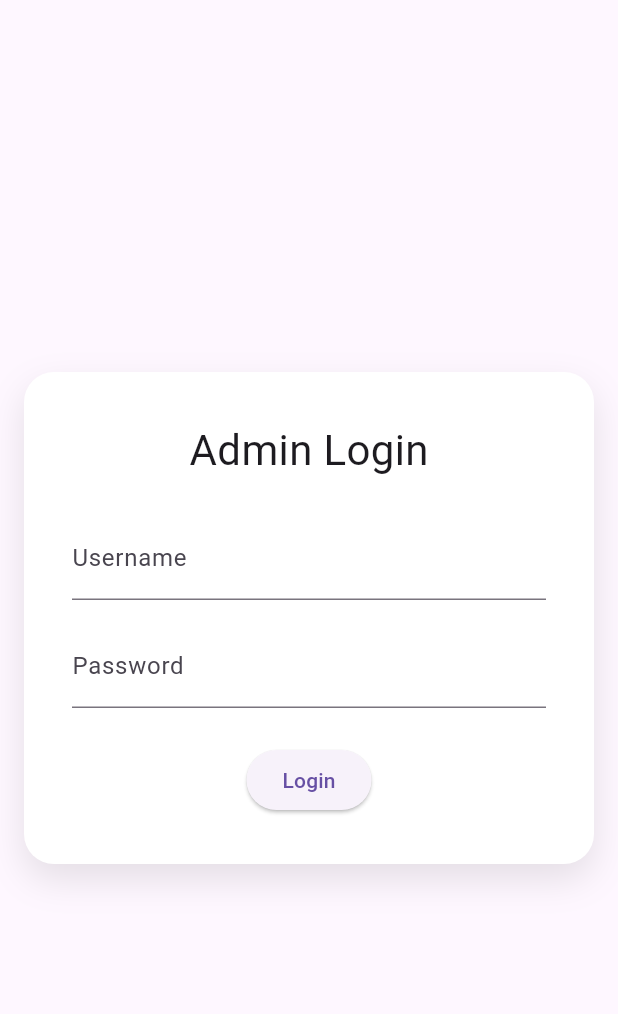
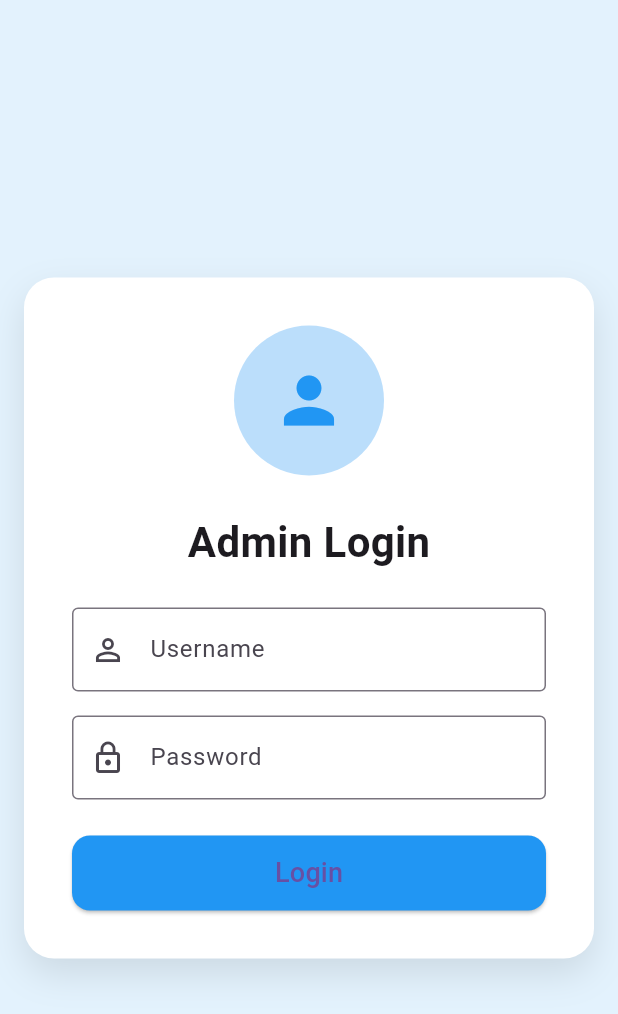
Before and after one commit to Cry2k5/mid-term-23itb002-frontend, a Flutter app: the screen it shows after launch, on a phone screen of 412 x 824 dp. Shown: the top 1014 px of the screen. Run offline on Flutter 3.47's test engine with Material 3 defaults, Android fonts, the phone set to English and light mode, and no system bars; our stand-ins replace dio, image_picker.

Commit message:
mid-term-23itb002-fix-bug

```diff
--- a/lib/screens/login_screen.dart
+++ b/lib/screens/login_screen.dart
@@ -33,7 +33,6 @@ class _LoginScreenState extends State<LoginScreen> {
       );
 
       if (response.statusCode == 200) {
-        // token backend gửi trong response.data
         final token = response.data['token'] as String?;
         if (token == null) throw Exception('Token is null');
 
@@ -66,6 +65,7 @@ class _LoginScreenState extends State<LoginScreen> {
   @override
   Widget build(BuildContext context) {
     return Scaffold(
+      backgroundColor: Colors.blue.shade50,
       body: Center(
         child: SingleChildScrollView(
           padding: const EdgeInsets.all(16),
@@ -75,21 +75,63 @@ class _LoginScreenState extends State<LoginScreen> {
             decoration: BoxDecoration(
               color: Colors.white,
               borderRadius: BorderRadius.circular(20),
-              boxShadow: [BoxShadow(color: Colors.black.withOpacity(0.1), blurRadius: 20, offset: const Offset(0, 10))],
+              boxShadow: [
+                BoxShadow(
+                  color: Colors.black.withOpacity(0.1),
+                  blurRadius: 20,
+                  offset: const Offset(0, 10),
+                )
+              ],
             ),
             child: Column(
               mainAxisSize: MainAxisSize.min,
               children: [
-                const Text('Admin Login', style: TextStyle(fontSize: 28)),
+                // Icon lớn ở đầu
+                CircleAvatar(
+                  radius: 50,
+                  backgroundColor: Colors.blue.shade100,
+                  child: const Icon(Icons.person, size: 50, color: Colors.blue),
+                ),
                 const SizedBox(height: 24),
-                if (_errorMessage != null) Text(_errorMessage!, style: const TextStyle(color: Colors.red)),
-                TextField(controller: _usernameController, decoration: const InputDecoration(labelText: 'Username')),
+                const Text('Admin Login', style: TextStyle(fontSize: 28, fontWeight: FontWeight.bold)),
                 const SizedBox(height: 16),
-                TextField(controller: _passwordController, obscureText: true, decoration: const InputDecoration(labelText: 'Password')),
+                if (_errorMessage != null)
+                  Text(_errorMessage!, style: const TextStyle(color: Colors.red)),
+                const SizedBox(height: 8),
+                TextField(
+                  controller: _usernameController,
+                  decoration: const InputDecoration(
+                    labelText: 'Username',
+                    prefixIcon: Icon(Icons.person_outline),
+                    border: OutlineInputBorder(),
+                  ),
+                ),
+                const SizedBox(height: 16),
+                TextField(
+                  controller: _passwordController,
+                  obscureText: true,
+                  decoration: const InputDecoration(
+                    labelText: 'Password',
+                    prefixIcon: Icon(Icons.lock_outline),
+                    border: OutlineInputBorder(),
+                  ),
+                ),
                 const SizedBox(height: 24),
-                ElevatedButton(
-                  onPressed: _isLoading ? null : login,
-                  child: _isLoading ? const CircularProgressIndicator(color: Colors.white) : const Text('Login'),
+                SizedBox(
+                  width: double.infinity,
+                  height: 50,
+                  child: ElevatedButton(
+                    onPressed: _isLoading ? null : login,
+                    style: ElevatedButton.styleFrom(
+                      shape: RoundedRectangleBorder(
+                        borderRadius: BorderRadius.circular(12),
+                      ),
+                      backgroundColor: Colors.blue,
+                    ),
+                    child: _isLoading
+                        ? const CircularProgressIndicator(color: Colors.white)
+                        : const Text('Login', style: TextStyle(fontSize: 18)),
+                  ),
                 ),
               ],
             ),
--- a/lib/services/user_service.dart
+++ b/lib/services/user_service.dart
@@ -61,7 +61,6 @@ class UserService {
     await _dio.delete('/users/deleteUser/$id');
   }
 
-  // Upload image to Cloudinary
   Future<String?> uploadToCloudinary(XFile file) async {
     try {
       FormData formData;
```
Also changed, not shown: lib/screens/user_management_screen.dart (+49 -10 lines).
